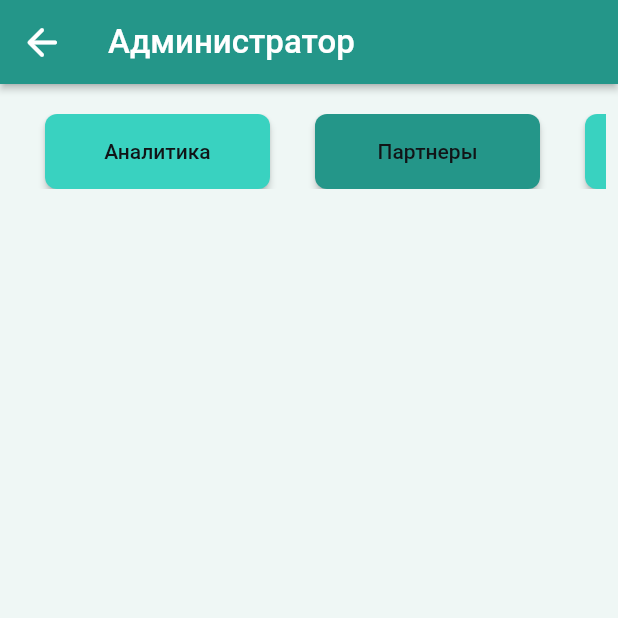
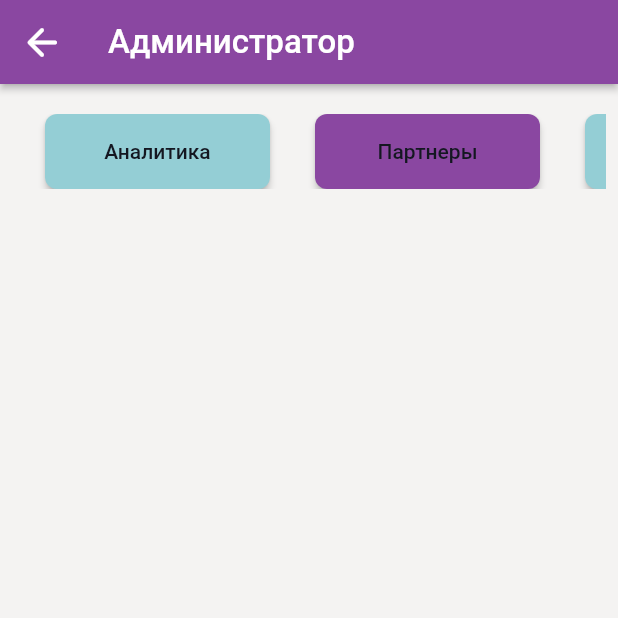
Before and after one commit to Alnezis/hack06_fintech, a Flutter app: the AdminPageWidget screen opened directly, on a phone screen of 412 x 824 dp, the top half of it. Run offline on Flutter 3.47's test engine with Material 2 defaults, Android fonts, the light colour scheme and no system bars; drawn by our look-alikes of auto_size_text; our stand-ins replace equatable, expandable, flutter_spinkit, font_awesome_flutter, google_fonts, lottie and 4 more; missing offline and left inert: json_path; accounts and stored records are empty; network calls fail.

Commit message:
fast fix

```diff
--- a/lib/flutter_flow/flutter_flow_theme.dart
+++ b/lib/flutter_flow/flutter_flow_theme.dart
@@ -3,33 +3,10 @@
 import 'package:flutter/material.dart';
 import 'package:google_fonts/google_fonts.dart';
 
-import 'package:shared_preferences/shared_preferences.dart';
-
-const kThemeModeKey = '__theme_mode__';
-SharedPreferences _prefs;
-
 abstract class FlutterFlowTheme {
-  set white(Color white) {}
-
-  static Future initialize() async =>
-      _prefs = await SharedPreferences.getInstance();
-  static ThemeMode get themeMode {
-    final darkMode = _prefs?.getBool(kThemeModeKey);
-    return darkMode == null
-        ? ThemeMode.system
-        : darkMode
-            ? ThemeMode.dark
-            : ThemeMode.light;
+  static FlutterFlowTheme of(BuildContext context) {
+    return LightModeTheme();
   }
-
-  static void saveThemeMode(ThemeMode mode) => mode == ThemeMode.system
-      ? _prefs?.remove(kThemeModeKey)
-      : _prefs?.setBool(kThemeModeKey, mode == ThemeMode.dark);
-
-  static FlutterFlowTheme of(BuildContext context) =>
-      Theme.of(context).brightness == Brightness.dark
-          ? DarkModeTheme()
-          : LightModeTheme();
 
   Color primaryColor;
   Color secondaryColor;
@@ -39,6 +16,25 @@ abstract class FlutterFlowTheme {
   Color secondaryBackground;
   Color primaryText;
   Color secondaryText;
+
+  Color grayIcon;
+  Color gray200;
+  Color gray600;
+  Color black600;
+  Color tertiary400;
+  Color textColor;
+  Color outrageousOrange;
+  Color maximumPurple;
+  Color middleBlue;
+  Color white;
+  Color englishViolet;
+  Color cultured;
+  Color richBlackFOGRA29;
+  Color mountbattenPink;
+  Color bone;
+  Color lilacLuster;
+  Color primaryBtnText;
+  Color lineColor;
 
   String get title1Family => typography.title1Family;
   TextStyle get title1 => typography.title1;
@@ -59,14 +55,33 @@ abstract class FlutterFlowTheme {
 }
 
 class LightModeTheme extends FlutterFlowTheme {
-  Color primaryColor = const Color(0xFF39D2C0);
-  Color secondaryColor = const Color(0xFF249689);
-  Color tertiaryColor = const Color(0xFFFFA077);
+  Color primaryColor = const Color(0xFF94CED5);
+  Color secondaryColor = const Color(0xFF8A47A1);
+  Color tertiaryColor = const Color(0xFFF8693E);
   Color alternate = const Color(0xFFF3F7FD);
-  Color primaryBackground = const Color(0xFFEFF7F5);
-  Color secondaryBackground = const Color(0xFFFFFFFF);
-  Color primaryText = const Color(0xFF111417);
-  Color secondaryText = const Color(0xFF57636C);
+  Color primaryBackground = const Color(0xFFF4F3F2);
+  Color secondaryBackground = const Color(0xFFEAE1D5);
+  Color primaryText = const Color(0xFF141721);
+  Color secondaryText = const Color(0xFF462C50);
+
+  Color grayIcon = Color(0xFF95A1AC);
+  Color gray200 = Color(0xFFDBE2E7);
+  Color gray600 = Color(0xFF262D34);
+  Color black600 = Color(0xFF090F13);
+  Color tertiary400 = Color(0xFF39D2C0);
+  Color textColor = Color(0xFF1E2429);
+  Color outrageousOrange = Color(0xFFF8693E);
+  Color maximumPurple = Color(0xFF70367B);
+  Color middleBlue = Color(0xFF94CED5);
+  Color white = Color(0xFFFEFEFE);
+  Color englishViolet = Color(0xFF462C50);
+  Color cultured = Color(0xFFF4F3F2);
+  Color richBlackFOGRA29 = Color(0xFF141721);
+  Color mountbattenPink = Color(0xFF907083);
+  Color bone = Color(0xFFEAE1D5);
+  Color lilacLuster = Color(0xFFAD99B0);
+  Color primaryBtnText = Color(0xFFFFFFFF);
+  Color lineColor = Color(0xFFE0E3E7);
 }
 
 abstract class Typography {
@@ -91,45 +106,34 @@ class ThemeTypography extends Typography {
 
   final FlutterFlowTheme theme;
 
-  String get title1Family => 'Roboto';
+  String get title1Family => 'Rubik';
   TextStyle get title1 => GoogleFonts.getFont(
-        'Roboto',
+        'Rubik',
       );
-  String get title2Family => 'Roboto';
+  String get title2Family => 'Rubik';
   TextStyle get title2 => GoogleFonts.getFont(
-        'Roboto',
+        'Rubik',
       );
-  String get title3Family => 'Roboto';
+  String get title3Family => 'Rubik';
   TextStyle get title3 => GoogleFonts.getFont(
-        'Roboto',
+        'Rubik',
       );
-  String get subtitle1Family => 'Roboto';
+  String get subtitle1Family => 'Rubik';
   TextStyle get subtitle1 => GoogleFonts.getFont(
-        'Roboto',
+        'Rubik',
       );
-  String get subtitle2Family => 'Roboto';
+  String get subtitle2Family => 'Rubik';
   TextStyle get subtitle2 => GoogleFonts.getFont(
-        'Roboto',
+        'Rubik',
       );
-  String get bodyText1Family => 'Roboto';
+  String get bodyText1Family => 'Rubik';
   TextStyle get bodyText1 => GoogleFonts.getFont(
-        'Roboto',
+        'Rubik',
       );
-  String get bodyText2Family => 'Roboto';
+  String get bodyText2Family => 'Rubik';
   TextStyle get bodyText2 => GoogleFonts.getFont(
-        'Roboto',
+        'Rubik',
       );
-}
-
-class DarkModeTheme extends FlutterFlowTheme {
-  Color primaryColor = const Color(0xFF39D2C0);
-  Color secondaryColor = const Color(0xFF249689);
-  Color tertiaryColor = const Color(0xFFFFA077);
-  Color alternate = const Color(0xFF262D34);
-  Color primaryBackground = const Color(0xFF1A1F24);
-  Color secondaryBackground = const Color(0xFF111417);
-  Color primaryText = const Color(0xFFFFFFFF);
-  Color secondaryText = const Color(0xFF95A1AC);
 }
 
 extension TextStyleHelper on TextStyle {
--- a/lib/merchant_stats/merchant_stats_widget.dart
+++ b/lib/merchant_stats/merchant_stats_widget.dart
@@ -273,7 +273,7 @@ class _MerchantStatsWidgetState extends State<MerchantStatsWidget>
                                   height: 140,
                                   decoration: BoxDecoration(
                                     color:
-                                        FlutterFlowTheme.of(context).middleBlue,
+                                        FlutterFlowTheme.of(context).middleBlue = Color as Color,
                                     boxShadow: [
                                       BoxShadow(
                                         blurRadius: 4,
```
Also changed, not shown: 2 other files.
